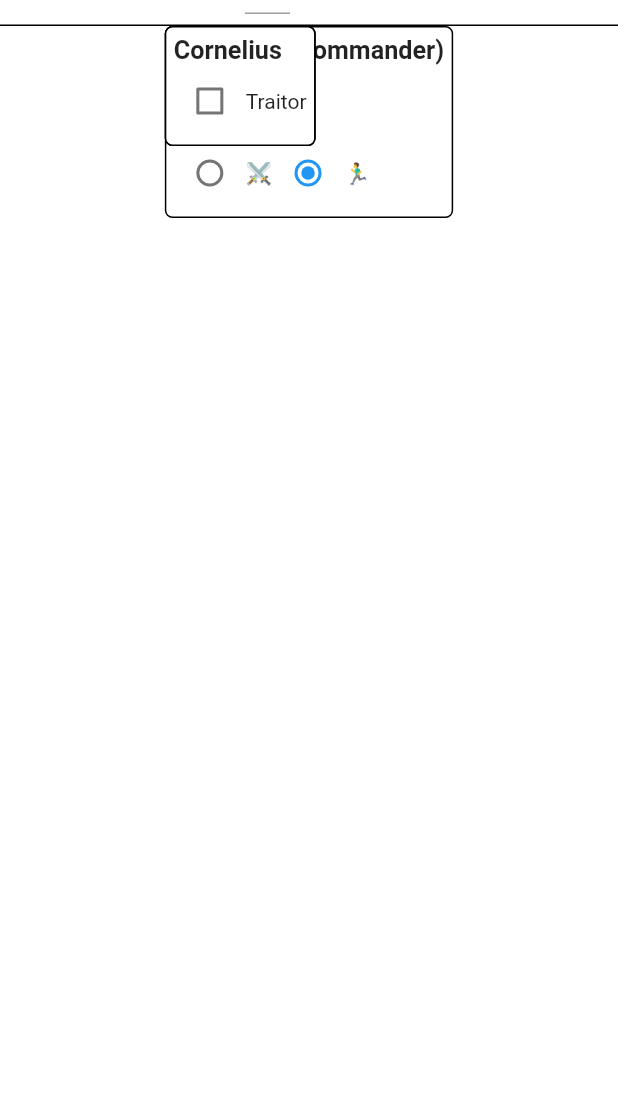
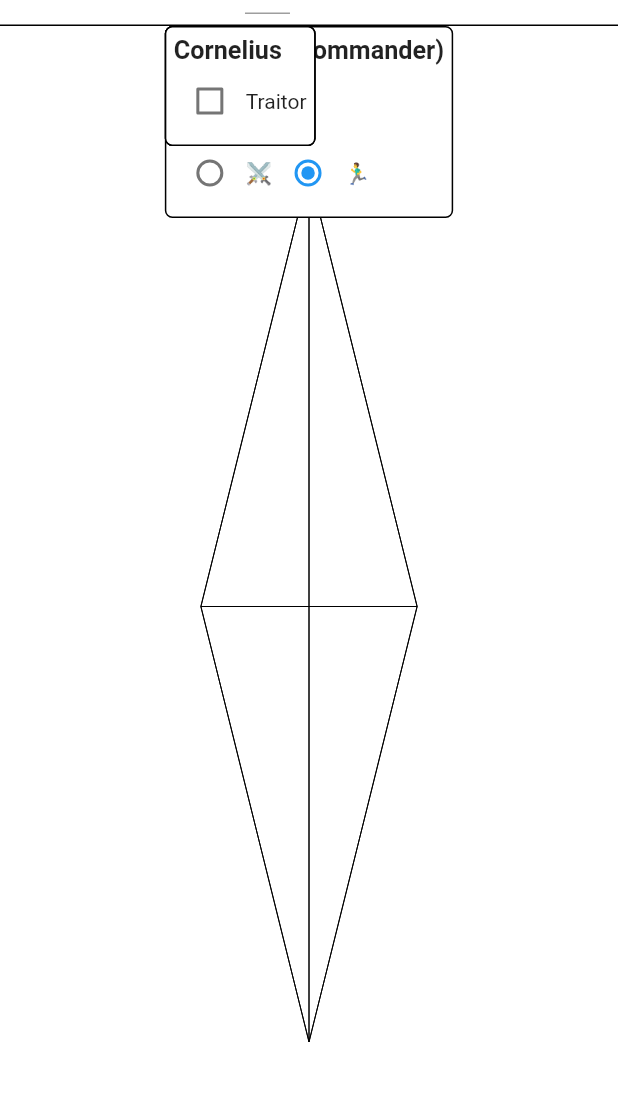
Before and after one commit to toBeOfUse/ruins-of-byzantium, a Flutter app: the screen it shows after launch, on a phone screen of 412 x 824 dp, the part 49-1150 px from its top. Run offline on Flutter 3.47's test engine with Material 2 defaults, Android fonts, the phone set to English and light mode, and no system bars; missing offline and left inert: align_positioned.

Commit message:
draw lines between generals

```diff
--- a/lib/main.dart
+++ b/lib/main.dart
@@ -31,6 +31,7 @@
   }
 }
 
+// TODO: does this need to be stateful in and of itself or does the BattleFieldModel take care of that
 class BattleField extends StatefulWidget {
   const BattleField({Key? key}) : super(key: key);
 
@@ -49,8 +50,10 @@
 
   @override
   Widget build(BuildContext context) {
-    return Consumer<BattleFieldModel>(
-      builder: (context, field, child) => Column(
+    return Consumer<BattleFieldModel>(builder: (context, field, child) {
+      final generalPositions = List.generate(field.generals.length,
+          (index) => getAlignment(index, field.generals.length));
+      return Column(
         children: [
           Container(
             height: 50,
@@ -90,17 +93,22 @@
           Expanded(
             child: Stack(
               children: [
+                Positioned.fill(
+                  child: CustomPaint(
+                    painter: BattleFieldBackgroundPainter(generalPositions),
+                  ),
+                ),
                 for (var i = 0; i < field.generals.length; i++)
                   AlignPositioned(
                     touch: Touch.middle,
-                    alignment: getAlignment(i, field.generals.length),
+                    alignment: generalPositions[i],
                     child: GeneralWidget(field.generals[i], i),
                   )
               ],
             ),
           ),
         ],
-      ),
-    );
+      );
+    });
   }
 }
--- a/lib/widgets.dart
+++ b/lib/widgets.dart
@@ -58,3 +58,26 @@ class GeneralWidget extends StatelessWidget {
     );
   }
 }
+
+class BattleFieldBackgroundPainter extends CustomPainter {
+  // points are probably produced by calls to _BattleFieldState.getAlignment
+  List<Alignment> points;
+  BattleFieldBackgroundPainter(this.points);
+  @override
+  bool shouldRepaint(BattleFieldBackgroundPainter oldDelegate) =>
+      oldDelegate.points != points;
+  @override
+  void paint(Canvas canvas, Size size) {
+    print("am painting");
+    final scaledPoints = points.map(
+        (p) => Offset((p.x + 1) / 2 * size.width, (p.y + 1) / 2 * size.height));
+    print(size);
+    for (final pointA in scaledPoints) {
+      for (final pointB in scaledPoints) {
+        if (pointA != pointB) {
+          canvas.drawLine(pointA, pointB, Paint()..color = Colors.black);
+        }
+      }
+    }
+  }
+}
```
